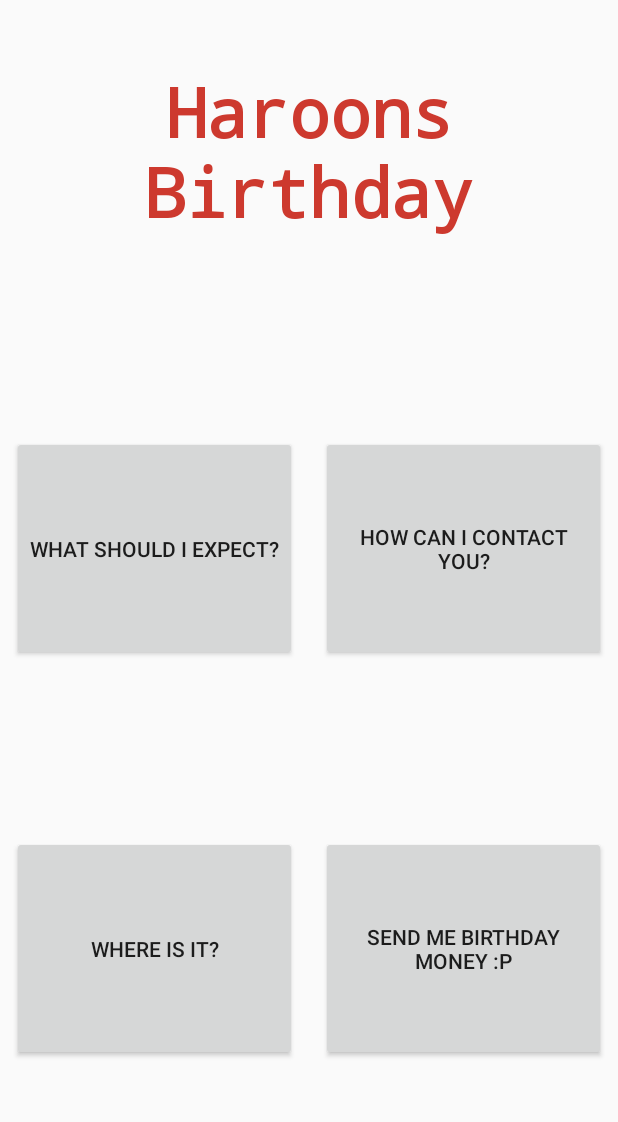
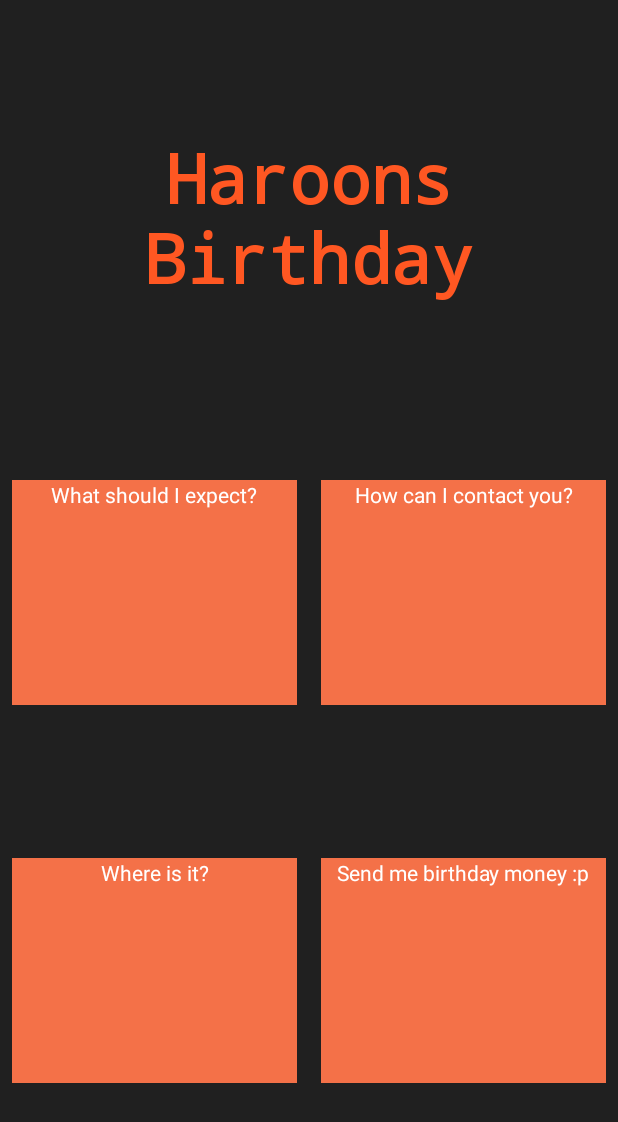
Before and after one commit to Haroon01/BirthdayApp, an Android app: the screen it shows after launch (MainActivity), on a phone screen of 412 x 824 dp. Shown: the top 1122 px of the screen. Run offline under Robolectric (Android 15) with nearby library versions, the phone set to English and light mode, and no system bars.

Commit message:
started adding buttons style and themes

```diff
--- a/app/src/main/res/layout/activity_contact.xml
+++ b/app/src/main/res/layout/activity_contact.xml
@@ -67,6 +67,7 @@
 
     <Button
         android:id="@+id/btnCall"
+        style="@style/buttons"
         android:layout_width="0dp"
         android:layout_height="50dp"
         android:layout_marginEnd="8dp"
--- a/app/src/main/res/layout/activity_location.xml
+++ b/app/src/main/res/layout/activity_location.xml
@@ -44,6 +44,7 @@
 
     <Button
         android:id="@+id/btnOpenMaps"
+        style="@style/buttons"
         android:layout_width="250dp"
         android:layout_height="69dp"
         android:layout_marginStart="16dp"
--- a/app/src/main/res/layout/activity_main.xml
+++ b/app/src/main/res/layout/activity_main.xml
@@ -23,6 +23,7 @@
 
     <Button
         android:id="@+id/btnContact"
+        style="@style/buttons"
         android:layout_width="0dp"
         android:layout_height="150dp"
         android:layout_marginStart="8dp"
@@ -40,22 +41,23 @@
         android:layout_width="0dp"
         android:layout_height="wrap_content"
         android:layout_marginStart="8dp"
-        android:layout_marginTop="44dp"
+        android:layout_marginTop="88dp"
         android:layout_marginEnd="8dp"
         android:fontFamily="monospace"
         android:text="@string/splash_text"
         android:textAlignment="center"
         android:textAppearance="@style/title"
-        android:textColor="#CD392E"
+        android:textColor="#FF5722"
         android:textSize="45sp"
         android:textStyle="bold"
         app:layout_constraintEnd_toEndOf="parent"
-        app:layout_constraintHorizontal_bias="0.0"
+        app:layout_constraintHorizontal_bias="1.0"
         app:layout_constraintStart_toStartOf="parent"
         app:layout_constraintTop_toTopOf="parent" />
 
     <Button
         android:id="@+id/btnSchedule"
+        style="@style/buttons"
         android:layout_width="0dp"
         android:layout_height="150dp"
         android:layout_marginStart="8dp"
--- a/app/src/main/res/values/colors.xml
+++ b/app/src/main/res/values/colors.xml
@@ -144,7 +144,7 @@
     <color name="navy">#000080</color>
     <color name="black">#000000</color>
     <color name="bg_color">#FF5722</color>
-    <color name="primary_bg">#B4FF7144</color>
-
+    <color name="primary_bg">#202020</color>
+    <color name="button">#F47148</color>
     <color name="black_overlay">#66000000</color>
 </resources>
--- a/app/src/main/res/values/styles.xml
+++ b/app/src/main/res/values/styles.xml
@@ -9,6 +9,19 @@
         <item name="android:windowLayoutInDisplayCutoutMode">shortEdges</item>
         <item name="android:windowTranslucentStatus">true</item>
         <item name="android:windowTranslucentNavigation">true</item>
+        <item name="android:background">@color/primary_bg</item>
+        <item name="buttonStyle">@style/buttons</item>
+        <item name="android:textColor">@color/white</item>
+<!--        <item name="android:buttonStyle">@style/buttons</item>-->
+    </style>
+
+    <style name="buttons">
+        <item name="android:background">@color/button</item>
+        <item name="android:textSize">14sp</item>
+        <item name="android:textAlignment">center</item>
+<!--        <item name="android:paddingVertical">65dp</item>-->
+        <item name="android:textColor">@color/white</item>
+
     </style>
 
     <style name="AppTheme.NoActionBar">
```
